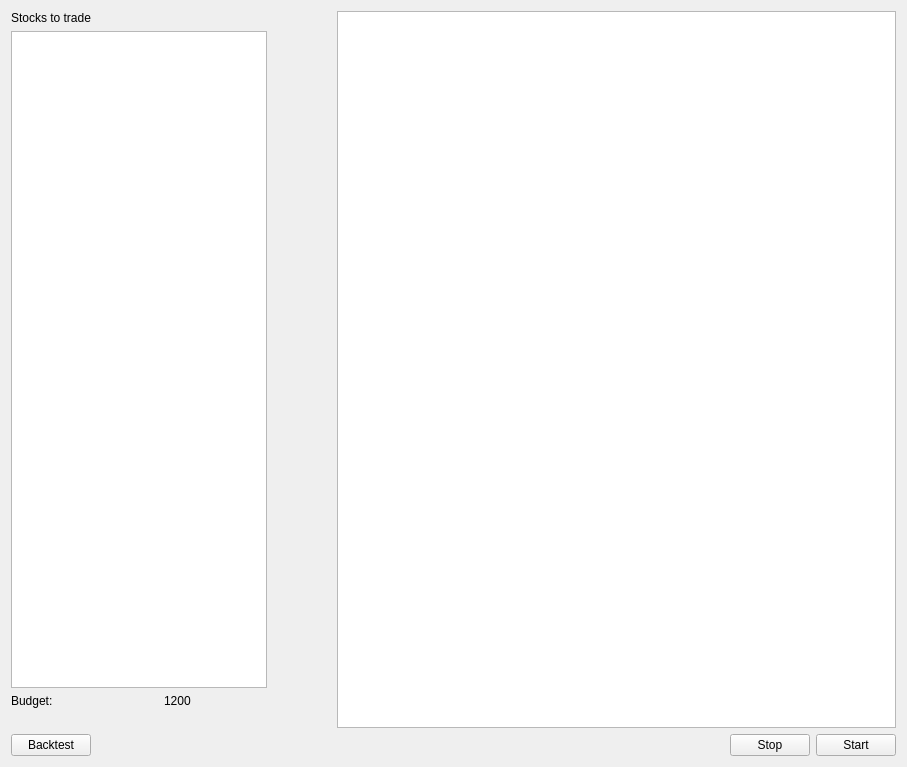
The window that UI/Qt/source/TraderWidget.ui (Flakky/PyFlakTrade) describes before a commit, drawn with Qt 5.
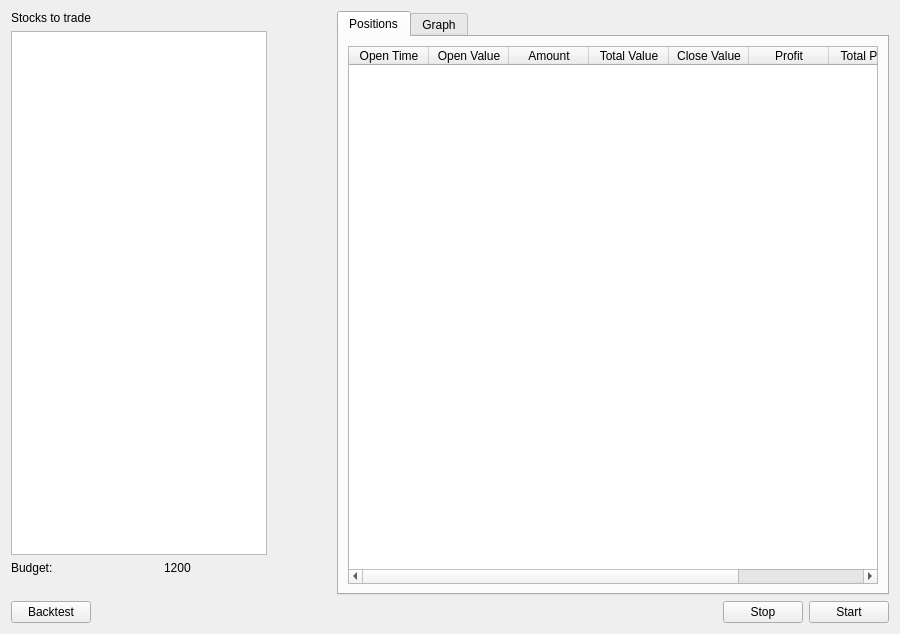
The same window after the commit.

Commit message: Trader thread update in Qt

Patch:
```diff
--- a/UI/Qt/source/TraderWidget.ui
+++ b/UI/Qt/source/TraderWidget.ui
@@ -6,8 +6,8 @@
    <rect>
     <x>0</x>
     <y>0</y>
-    <width>907</width>
-    <height>767</height>
+    <width>900</width>
+    <height>634</height>
    </rect>
   </property>
   <property name="windowTitle">
@@ -88,13 +88,85 @@
       </spacer>
      </item>
      <item>
-      <widget class="QTableView" name="tableView">
-       <property name="sizePolicy">
-        <sizepolicy hsizetype="MinimumExpanding" vsizetype="Preferred">
-         <horstretch>0</horstretch>
-         <verstretch>0</verstretch>
-        </sizepolicy>
+      <widget class="QTabWidget" name="tabs_stats">
+       <property name="currentIndex">
+        <number>0</number>
        </property>
+       <widget class="QWidget" name="tab">
+        <attribute name="title">
+         <string>Positions</string>
+        </attribute>
+        <layout class="QVBoxLayout" name="verticalLayout_3">
+         <item>
+          <widget class="QTableWidget" name="tableWidget">
+           <property name="sizePolicy">
+            <sizepolicy hsizetype="MinimumExpanding" vsizetype="Preferred">
+             <horstretch>0</horstretch>
+             <verstretch>0</verstretch>
+            </sizepolicy>
+           </property>
+           <attribute name="horizontalHeaderDefaultSectionSize">
+            <number>80</number>
+           </attribute>
+           <attribute name="horizontalHeaderHighlightSections">
+            <bool>true</bool>
+           </attribute>
+           <column>
+            <property name="text">
+             <string>Open Time</string>
+            </property>
+            <property name="font">
+             <font>
+              <weight>50</weight>
+              <bold>false</bold>
+              <kerning>true</kerning>
+             </font>
+            </property>
+           </column>
+           <column>
+            <property name="text">
+             <string>Open Value</string>
+            </property>
+           </column>
+           <column>
+            <property name="text">
+             <string>Amount</string>
+            </property>
+           </column>
+           <column>
+            <property name="text">
+             <string>Total Value</string>
+            </property>
+           </column>
+           <column>
+            <property name="text">
+             <string>Close Value</string>
+            </property>
+           </column>
+           <column>
+            <property name="text">
+             <string>Profit</string>
+            </property>
+           </column>
+           <column>
+            <property name="text">
+             <string>Total Profit</string>
+            </property>
+           </column>
+           <column>
+            <property name="text">
+             <string>Close Time</string>
+            </property>
+           </column>
+          </widget>
+         </item>
+        </layout>
+       </widget>
+       <widget class="QWidget" name="tab_2">
+        <attribute name="title">
+         <string>Graph</string>
+        </attribute>
+       </widget>
       </widget>
      </item>
     </layout>
```
Left out of the diff: 4 changed lines with no effect on the pictures. The commit also changes 15 other files.
